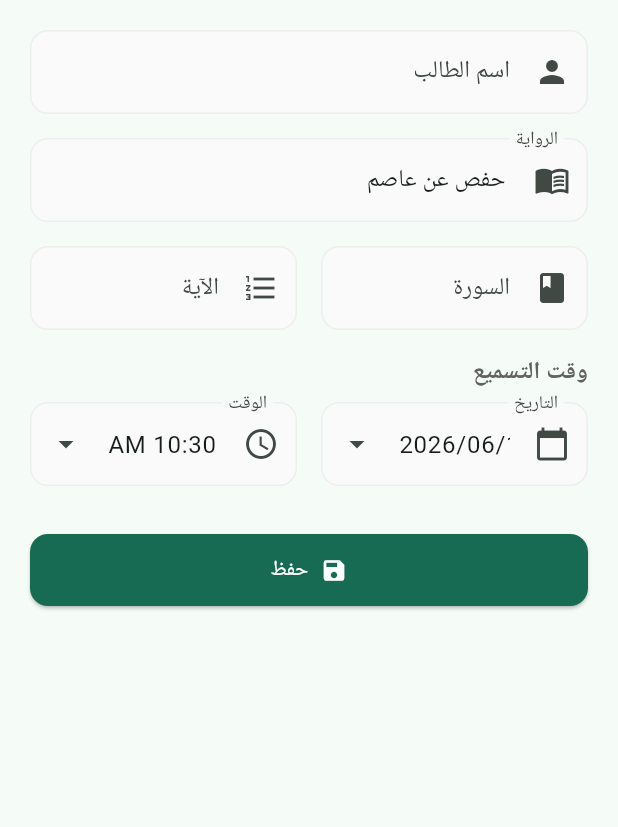
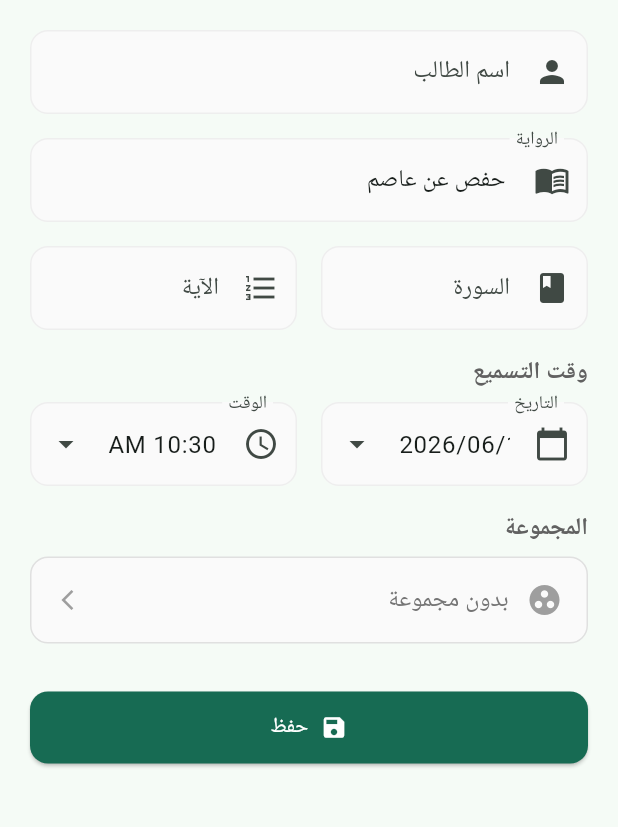
Before and after one commit to hanizeidan-svg/quran_student_tracker, a Flutter app: the StudentFormScreen screen opened directly, on a phone screen of 412 x 824 dp, the part 84-911 px from its top. Run offline on Flutter 3.47's test engine with Material 3 defaults, Android fonts, the light colour scheme and no system bars; our stand-ins replace file_picker, share_plus, sqflite; accounts and stored records are empty; Roboto replaces fonts that are missing (Cairo).

Commit message:
[GROUPS]: support groups when saving

```diff
--- a/lib/screens/student_form_screen.dart
+++ b/lib/screens/student_form_screen.dart
@@ -6,6 +6,7 @@ import 'package:intl/intl.dart';
 import 'package:quran_student_tracker/models/student.dart';
 import 'package:quran_student_tracker/providers/student_provider.dart';
 import 'package:quran_student_tracker/l10n/app_localizations.dart';
+import 'package:quran_student_tracker/widgets/assign_group_dialog.dart';
 
 class StudentFormScreen extends StatefulWidget {
   final Student? student;
@@ -24,6 +25,8 @@ class _StudentFormScreenState extends State<StudentFormScreen> {
   late DateTime _selectedDateTime;
   late TextEditingController _dateController;
   late TextEditingController _timeController;
+  String? _selectedGroupId;
+  String? _selectedGroupName;
 
   bool get isEditing => widget.student != null;
 
@@ -36,6 +39,9 @@ class _StudentFormScreenState extends State<StudentFormScreen> {
     _suraController = TextEditingController(text: widget.student?.sura ?? '');
     _ayahController = TextEditingController(text: widget.student?.ayah ?? '');
 
+    // Preserve the groupId from the existing student
+    _selectedGroupId = widget.student?.groupId;
+
     // Initialize with existing timestamp or current time
     _selectedDateTime = widget.student?.timestamp ?? DateTime.now();
 
@@ -44,6 +50,26 @@ class _StudentFormScreenState extends State<StudentFormScreen> {
     final timeFormat = DateFormat('hh:mm a');
     _dateController = TextEditingController(text: dateFormat.format(_selectedDateTime));
     _timeController = TextEditingController(text: timeFormat.format(_selectedDateTime));
+
+    // Get group name if student has a group
+    if (_selectedGroupId != null) {
+      _loadGroupName();
+    }
+  }
+
+  Future<void> _loadGroupName() async {
+    // We'll get the group name from the provider after build
+    WidgetsBinding.instance.addPostFrameCallback((_) {
+      if (mounted && _selectedGroupId != null) {
+        final provider = context.read<StudentProvider>();
+        final group = provider.groups.where((g) => g.id == _selectedGroupId).firstOrNull;
+        if (group != null) {
+          setState(() {
+            _selectedGroupName = group.name;
+          });
+        }
+      }
+    });
   }
 
   @override
@@ -108,6 +134,40 @@ class _StudentFormScreenState extends State<StudentFormScreen> {
     }
   }
 
+  Future<void> _showGroupSelection() async {
+    final result = await showDialog<String?>(
+      context: context,
+      builder: (ctx) => AssignGroupDialog(
+        studentId: widget.student?.id ?? '',
+        currentGroupId: _selectedGroupId,
+      ),
+    );
+
+    if (result != null || result == null) {
+      // Refresh the group ID after dialog closes
+      if (mounted) {
+        final provider = context.read<StudentProvider>();
+        // If editing, get the latest groupId from provider
+        if (isEditing && widget.student != null) {
+          final updatedStudent = provider.students
+              .where((s) => s.id == widget.student!.id)
+              .firstOrNull;
+          setState(() {
+            _selectedGroupId = updatedStudent?.groupId;
+            if (_selectedGroupId != null) {
+              final group = provider.groups
+                  .where((g) => g.id == _selectedGroupId)
+                  .firstOrNull;
+              _selectedGroupName = group?.name;
+            } else {
+              _selectedGroupName = null;
+            }
+          });
+        }
+      }
+    }
+  }
+
   Future<void> _saveForm() async {
     if (_formKey.currentState!.validate()) {
       final provider = context.read<StudentProvider>();
@@ -120,6 +180,7 @@ class _StudentFormScreenState extends State<StudentFormScreen> {
         sura: _suraController.text.trim(),
         ayah: _ayahController.text.trim(),
         timestamp: _selectedDateTime,
+        groupId: _selectedGroupId, // Preserve the group ID
       );
 
       if (isEditing) {
@@ -144,6 +205,18 @@ class _StudentFormScreenState extends State<StudentFormScreen> {
   @override
   Widget build(BuildContext context) {
     final local = AppLocalizations.of(context);
+    final provider = context.read<StudentProvider>();
+
+    // Get group name for display
+    if (_selectedGroupId != null && _selectedGroupName == null) {
+      final group = provider.groups
+          .where((g) => g.id == _selectedGroupId)
+          .firstOrNull;
+      if (group != null) {
+        _selectedGroupName = group.name;
+      }
+    }
+
     return Scaffold(
       appBar: AppBar(
         title: Text(
@@ -246,6 +319,58 @@ class _StudentFormScreenState extends State<StudentFormScreen> {
                     label: const Text('تحديث إلى الوقت الحالي'),
                   ),
                 ),
+              const SizedBox(height: 16),
+              // Group selection
+              Text(
+                'المجموعة',
+                style: TextStyle(
+                  fontSize: 16,
+                  fontWeight: FontWeight.bold,
+                  color: Colors.grey.shade700,
+                ),
+              ),
+              const SizedBox(height: 8),
+              InkWell(
+                onTap: _showGroupSelection,
+                borderRadius: BorderRadius.circular(12),
+                child: Container(
+                  padding: const EdgeInsets.all(16),
+                  decoration: BoxDecoration(
+                    border: Border.all(color: Colors.grey.shade300),
+                    borderRadius: BorderRadius.circular(12),
+                    color: Colors.grey.shade50,
+                  ),
+                  child: Row(
+                    children: [
+                      Icon(
+                        Icons.group_work,
+                        color: _selectedGroupId != null
+                            ? (provider.groups
+                                .where((g) => g.id == _selectedGroupId)
+                                .firstOrNull
+                                ?.colorValue ?? Colors.grey)
+                            : Colors.grey,
+                      ),
+                      const SizedBox(width: 12),
+                      Expanded(
+                        child: Text(
+                          _selectedGroupName ?? 'بدون مجموعة',
+                          style: TextStyle(
+                            fontSize: 16,
+                            color: _selectedGroupId != null
+                                ? Colors.black87
+                                : Colors.grey.shade600,
+                            fontWeight: _selectedGroupId != null
+                                ? FontWeight.w500
+                                : FontWeight.normal,
+                          ),
+                        ),
+                      ),
+                      const Icon(Icons.arrow_forward_ios, size: 16, color: Colors.grey),
+                    ],
+                  ),
+                ),
+              ),
               const SizedBox(height: 32),
               ElevatedButton.icon(
                 onPressed: _saveForm,
--- a/lib/widgets/assign_group_dialog.dart
+++ b/lib/widgets/assign_group_dialog.dart
@@ -67,7 +67,7 @@ class _AssignGroupDialogState extends State<AssignGroupDialog> {
                   widget.studentId,
                   _selectedGroupId,
                 );
-                Navigator.pop(context);
+                Navigator.pop(context, _selectedGroupId);
               },
               child: const Text('حفظ'),
             ),
```
